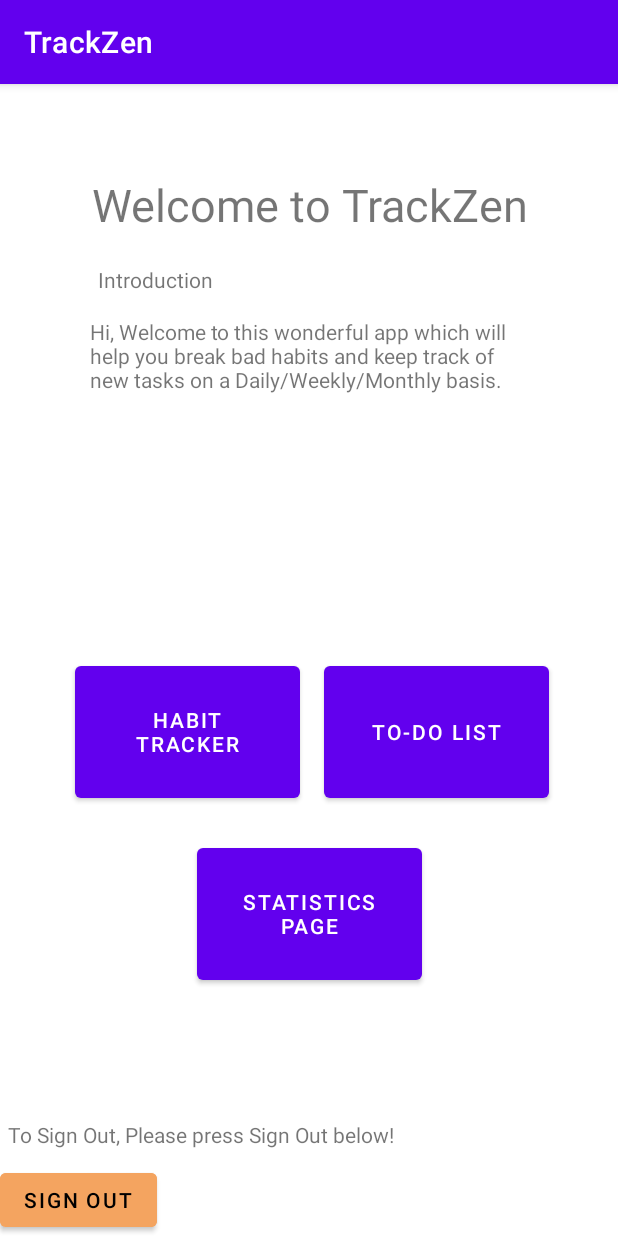
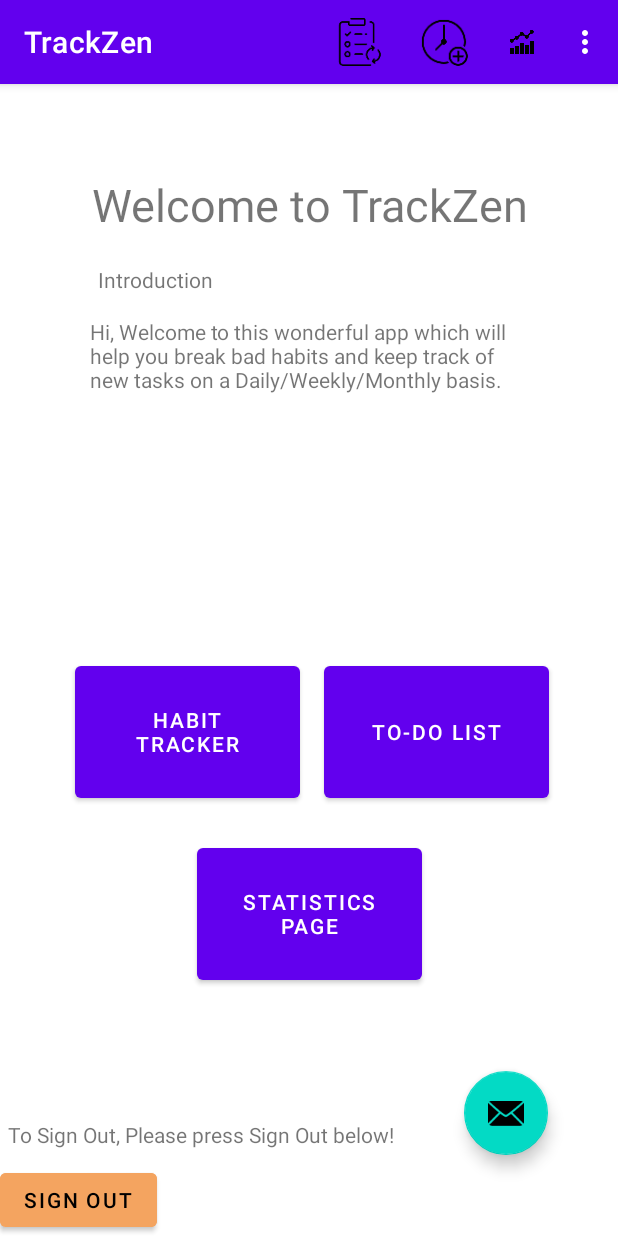
Before and after one commit to Truelegend416/CP470Project, an Android app: the MainActivity screen opened directly, with no data from a screen before it, on a phone screen of 412 x 824 dp. Run offline under Robolectric (Android 15) with nearby library versions, the phone set to English and light mode, and no system bars.

Commit message:
Added menu item to mainActivity

```diff
--- a/app/src/main/java/com/example/cp470groupproject/MainActivity.java
+++ b/app/src/main/java/com/example/cp470groupproject/MainActivity.java
@@ -28,6 +28,8 @@ import com.google.android.gms.common.api.GoogleApiClient;
 import com.google.android.gms.common.api.internal.zaab;
 import com.google.android.gms.tasks.OnCompleteListener;
 import com.google.android.gms.tasks.Task;
+import com.google.android.material.floatingactionbutton.FloatingActionButton;
+import com.google.android.material.snackbar.Snackbar;
 
 public class MainActivity extends AppCompatActivity {
 
@@ -78,6 +80,15 @@ public class MainActivity extends AppCompatActivity {
             }
         });
 
+        FloatingActionButton fab = findViewById(R.id.fab);
+        fab.setOnClickListener(new View.OnClickListener() {
+            @Override
+            public void onClick(View view) {
+                Snackbar.make(view, "Welcome to this Lovely Project", Snackbar.LENGTH_LONG)
+                        .setAction("Action", null).show();
+            }
+        });
+
     }
     private void signOut()
     {
@@ -92,9 +103,9 @@ public class MainActivity extends AppCompatActivity {
     }
 
 
-//    @Override
-//    public boolean onCreateOptionsMenu(Menu menu) {
-//        getMenuInflater().inflate(R.menu.menu, menu);
-//        return super.onCreateOptionsMenu(menu);
-//    }
+    @Override
+    public boolean onCreateOptionsMenu(Menu m) {
+        getMenuInflater().inflate(R.menu.toolbar_menu, m );
+        return true;
+    }
 }
--- a/app/src/main/res/layout/activity_main.xml
+++ b/app/src/main/res/layout/activity_main.xml
@@ -88,7 +88,7 @@
 
     <TextView
         android:id="@+id/textView2"
-        android:layout_width="match_parent"
+        android:layout_width="wrap_content"
         android:layout_height="wrap_content"
         android:layout_marginLeft="5dp"
         android:layout_marginBottom="10dp"
@@ -107,6 +107,22 @@
         app:layout_constraintBottom_toBottomOf="parent"
         app:layout_constraintStart_toStartOf="parent" />
 
+    <androidx.appcompat.widget.Toolbar
+        android:layout_width="match_parent"
+        android:layout_height="?attr/actionBarSize"
+        android:id="@+id/toolbar"
+        tools:ignore="MissingConstraints" />
+
+    <com.google.android.material.floatingactionbutton.FloatingActionButton
+        android:id="@+id/fab"
+        android:layout_width="wrap_content"
+        android:layout_height="wrap_content"
+        android:layout_gravity="bottom|end"
+        app:layout_constraintBottom_toBottomOf="parent"
+        app:layout_constraintEnd_toEndOf="parent"
+        app:layout_constraintStart_toEndOf="@+id/textView2"
+        app:layout_constraintTop_toBottomOf="@+id/statistics_button"
+        app:srcCompat="@android:drawable/ic_dialog_email" />
 
 
 </androidx.constraintlayout.widget.ConstraintLayout>
--- /dev/null
+++ b/app/src/main/res/menu/toolbar_menu.xml
@@ -0,0 +1,29 @@
+<?xml version="1.0" encoding="utf-8"?>
+<menu xmlns:android="http://schemas.android.com/apk/res/android"
+    xmlns:app="http://schemas.android.com/apk/res-auto">
+    <item
+        android:id="@+id/plane"
+        android:title="One"
+        android:icon="@drawable/habittracker"
+        android:orderInCategory="101"
+        app:showAsAction="always"/>
+
+    <item
+        android:id="@+id/car"
+        android:title="Two"
+        android:icon="@drawable/todo"
+        android:orderInCategory="100"
+        app:showAsAction="always"/>
+
+    <item
+        android:id="@+id/gas"
+        android:title="three"
+        android:icon="@drawable/stats"
+        android:orderInCategory="102"
+        app:showAsAction="always"/>
+
+    <item
+        android:id="@+id/about"
+        android:title="About"
+        app:showAsAction="never"/>
+</menu>
```
Also changed, not shown: app/src/main/res/layout/custom_dialogbox.xml (added, +23 -0 lines), app/src/main/res/drawable-xxhdpi/about.png (added), app/src/main/res/drawable-xxhdpi/habittracker.png (added), app/src/main/res/drawable-xxhdpi/stats.png (added), app/src/main/res/drawable-xxhdpi/todo.png (added).
